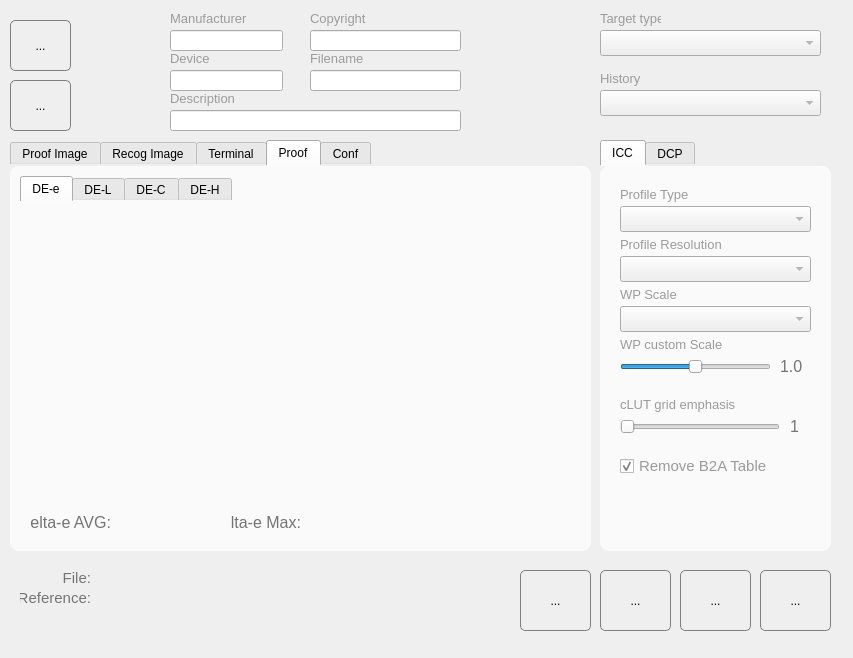
First picture: the form in main.ui, repository jpereiranet/roughprofiler, before the edit.
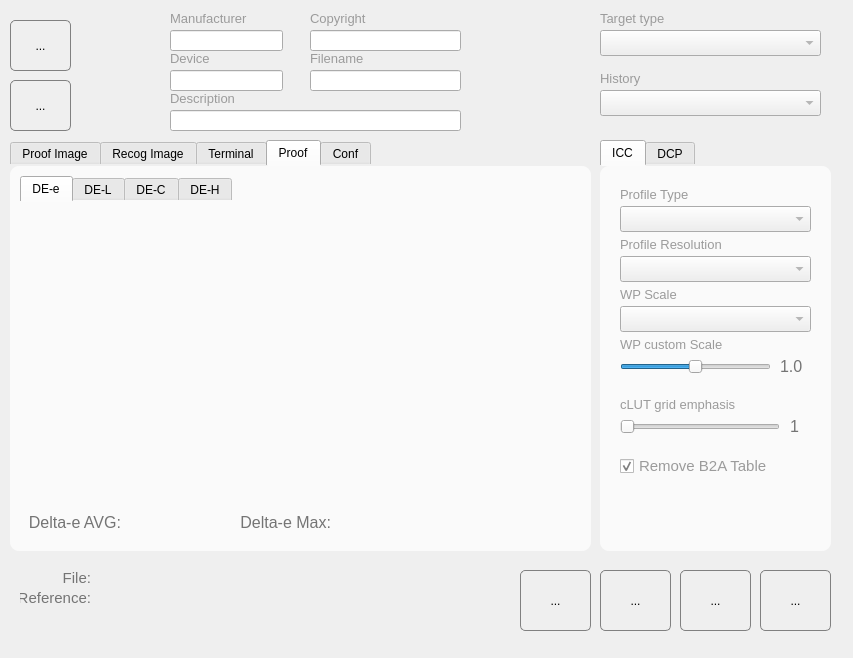
Second picture: the form after the edit. The open tabs and pages were chosen to show the change.

What changed in the file:
```diff
--- a/main.ui
+++ b/main.ui
@@ -208,7 +208,7 @@
     <rect>
      <x>600</x>
      <y>10</y>
-     <width>61</width>
+     <width>111</width>
      <height>16</height>
     </rect>
    </property>
@@ -1221,7 +1221,7 @@
         <rect>
          <x>10</x>
          <y>310</y>
-         <width>81</width>
+         <width>91</width>
          <height>20</height>
         </rect>
        </property>
@@ -1243,7 +1243,7 @@
       <widget class="QLabel" name="DeltaEValue">
        <property name="geometry">
         <rect>
-         <x>100</x>
+         <x>110</x>
          <y>310</y>
          <width>91</width>
          <height>20</height>
@@ -1266,7 +1266,7 @@
         <rect>
          <x>210</x>
          <y>310</y>
-         <width>71</width>
+         <width>101</width>
          <height>20</height>
         </rect>
        </property>
@@ -1288,7 +1288,7 @@
       <widget class="QLabel" name="DeltaEValueMax">
        <property name="geometry">
         <rect>
-         <x>290</x>
+         <x>320</x>
          <y>310</y>
          <width>91</width>
          <height>20</height>
```
Left out of the diff: 2 changed lines with no effect on the pictures.
